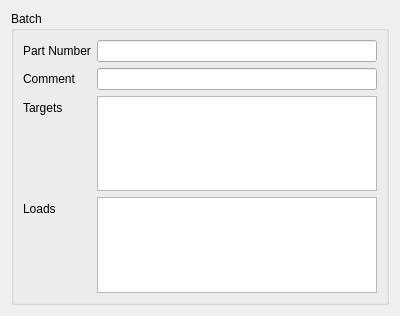
Before: the Qt Designer form lib/arinc665_qt/media/BatchWidget.ui in hirah2205/ARINC-665, drawn with Qt 5.
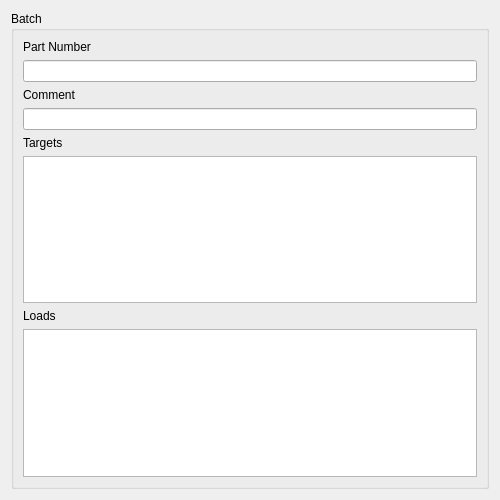
After: the same form once the commit is applied.

The edit to the form file:
```diff
--- a/lib/arinc665_qt/media/BatchWidget.ui
+++ b/lib/arinc665_qt/media/BatchWidget.ui
@@ -7,8 +7,8 @@
    <rect>
     <x>0</x>
     <y>0</y>
-    <width>400</width>
-    <height>316</height>
+    <width>500</width>
+    <height>500</height>
    </rect>
   </property>
   <property name="windowTitle">
@@ -20,8 +20,8 @@
      <property name="title">
       <string>Batch</string>
      </property>
-     <layout class="QFormLayout" name="formLayout">
-      <item row="1" column="0">
+     <layout class="QVBoxLayout" name="verticalLayout_2">
+      <item>
        <widget class="QLabel" name="partNumberLabel">
         <property name="text">
          <string>Part Number</string>
@@ -31,17 +31,10 @@
         </property>
        </widget>
       </item>
-      <item row="3" column="0">
-       <widget class="QLabel" name="targetsLabel">
-        <property name="text">
-         <string>Targets</string>
-        </property>
-        <property name="buddy">
-         <cstring>targets</cstring>
-        </property>
-       </widget>
+      <item>
+       <widget class="QLineEdit" name="partNumber"/>
       </item>
-      <item row="2" column="0">
+      <item>
        <widget class="QLabel" name="commentLabel">
         <property name="text">
          <string>Comment</string>
@@ -51,13 +44,20 @@
         </property>
        </widget>
       </item>
-      <item row="2" column="1">
+      <item>
        <widget class="QLineEdit" name="comment"/>
       </item>
-      <item row="1" column="1">
-       <widget class="QLineEdit" name="partNumber"/>
+      <item>
+       <widget class="QLabel" name="targetsLabel">
+        <property name="text">
+         <string>Targets</string>
+        </property>
+        <property name="buddy">
+         <cstring>targets</cstring>
+        </property>
+       </widget>
       </item>
-      <item row="3" column="1">
+      <item>
        <widget class="QTableView" name="targets">
         <property name="alternatingRowColors">
          <bool>true</bool>
@@ -76,26 +76,7 @@
         </attribute>
        </widget>
       </item>
-      <item row="4" column="1">
-       <widget class="QTableView" name="loads">
-        <property name="alternatingRowColors">
-         <bool>true</bool>
-        </property>
-        <property name="selectionMode">
-         <enum>QAbstractItemView::NoSelection</enum>
-        </property>
-        <property name="selectionBehavior">
-         <enum>QAbstractItemView::SelectRows</enum>
-        </property>
-        <attribute name="horizontalHeaderStretchLastSection">
-         <bool>true</bool>
-        </attribute>
-        <attribute name="verticalHeaderVisible">
-         <bool>false</bool>
-        </attribute>
-       </widget>
-      </item>
-      <item row="4" column="0">
+      <item>
        <widget class="QLabel" name="lblLoads">
         <property name="text">
          <string>Loads</string>
@@ -105,6 +86,25 @@
         </property>
        </widget>
       </item>
+      <item>
+       <widget class="QTableView" name="loads">
+        <property name="alternatingRowColors">
+         <bool>true</bool>
+        </property>
+        <property name="selectionMode">
+         <enum>QAbstractItemView::NoSelection</enum>
+        </property>
+        <property name="selectionBehavior">
+         <enum>QAbstractItemView::SelectRows</enum>
+        </property>
+        <attribute name="horizontalHeaderStretchLastSection">
+         <bool>true</bool>
+        </attribute>
+        <attribute name="verticalHeaderVisible">
+         <bool>false</bool>
+        </attribute>
+       </widget>
+      </item>
      </layout>
     </widget>
    </item>
```
